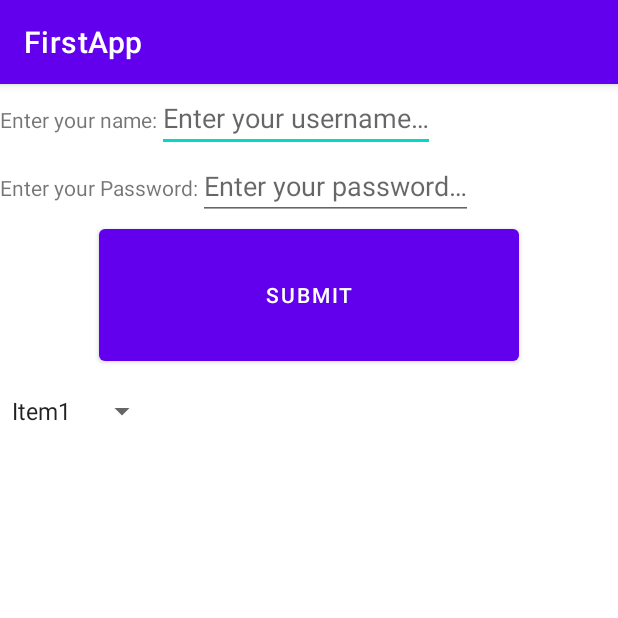
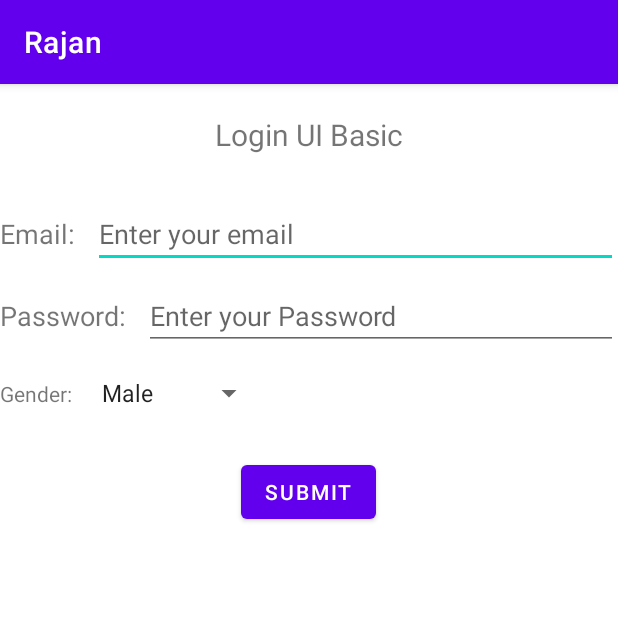
Before and after one commit to Rajan123stha/Android_dev, an Android app: the screen it shows after launch (MainActivity), after a tap on "SUBMIT", on a phone screen of 412 x 824 dp, the top half of it. Run offline under Robolectric (Android 15) with nearby library versions, the phone set to English and light mode, and no system bars.

Commit message:
relative layout

```diff
--- a/app/src/main/java/com/example/firstapp/MainActivity.java
+++ b/app/src/main/java/com/example/firstapp/MainActivity.java
@@ -16,39 +16,31 @@ import androidx.core.view.WindowInsetsCompat;
 
 public class MainActivity extends AppCompatActivity {
 
-    EditText username_editText, password_editText;
+    EditText emailInput, passwordInput;
 
-    Button blue_button;
-    Spinner random_spinner;
+    Button submitBtn;
+    Spinner genderSpinner;
+
     @Override
     protected void onCreate(Bundle savedInstanceState) {
         super.onCreate(savedInstanceState);
         setContentView(R.layout.activity_main);
-        username_editText=findViewById(R.id.username_et);
-        password_editText=findViewById(R.id.pass_et);
-        blue_button=findViewById(R.id.btn_submit);
-        random_spinner.findViewById(R.id.spin);
+        emailInput=findViewById(R.id.email_input);
+        passwordInput=findViewById(R.id.password_input);
+        submitBtn=findViewById(R.id.submit_btn);
+        genderSpinner=findViewById(R.id.gender_spinner);
 
-        blue_button.setOnClickListener(new View.OnClickListener() {
+        submitBtn.setOnClickListener(new View.OnClickListener(){
+
             @Override
             public void onClick(View v) {
-                String typedUsername= String.valueOf(username_editText.getText());
-                String typedPassword= String.valueOf(password_editText.getText());
-                Toast.makeText(MainActivity.this, "Username="+typedUsername, Toast.LENGTH_SHORT).show();
-
-            }
-        });
-        random_spinner.setOnItemSelectedListener(new AdapterView.OnItemSelectedListener() {
-            @Override
-            public void onItemSelected(AdapterView<?> parent, View view, int position, long id) {
-                Toast.makeText(MainActivity.this, "Selected item:" + parent.getSelectedItem(), Toast.LENGTH_SHORT).show();
-            }
-
-            @Override
-            public void onNothingSelected(AdapterView<?> parent) {
-
+                String email_input=String.valueOf(emailInput.getText());
+                String password_input=String.valueOf(passwordInput.getText());
+                Toast.makeText(MainActivity.this, "Email:"+email_input + "/n" + "Password:" + password_input, Toast.LENGTH_SHORT).show();
             }
         });
 
+
+
     }
 }
--- a/app/src/main/res/layout/activity_main.xml
+++ b/app/src/main/res/layout/activity_main.xml
@@ -1,68 +1,97 @@
 <?xml version="1.0" encoding="utf-8"?>
-<LinearLayout xmlns:android="http://schemas.android.com/apk/res/android"
+<RelativeLayout xmlns:android="http://schemas.android.com/apk/res/android"
     xmlns:tools="http://schemas.android.com/tools"
     android:id="@+id/main"
     android:layout_width="match_parent"
     android:layout_height="match_parent"
-    android:orientation="vertical"
     tools:context=".MainActivity">
 
-    <LinearLayout
-
+    <TextView
+        android:id="@+id/title"
         android:layout_width="wrap_content"
         android:layout_height="wrap_content"
-        android:orientation="horizontal">
+        android:textSize="20sp"
+        android:layout_centerHorizontal="true"
+        android:text="@string/login_ui_basic"
+        android:layout_marginTop="20dp"/>
 
     <TextView
+        android:id="@+id/email_label"
         android:layout_width="wrap_content"
         android:layout_height="wrap_content"
-            android:text="@string/enter_your_name"/>
-
+        android:textSize="18sp"
+        android:layout_below="@+id/title"
+        android:text="@string/email"
+        android:layout_alignParentStart="true"
+        android:layout_marginTop="40dp"
+        />
     <EditText
-            android:id="@+id/username_et"
-            android:layout_width="wrap_content"
+        android:id="@+id/email_input"
+        android:layout_width="match_parent"
         android:layout_height="wrap_content"
-            android:autofillHints="Name"
-            android:hint="@string/enter_your_username"
+        android:layout_toEndOf="@+id/email_label"
+        android:layout_alignBaseline="@id/email_label"
+        android:hint="@string/enter_your_email"
+        android:layout_marginTop="8dp"
+        android:layout_marginStart="12dp"
 
         />
 
-</LinearLayout>
-    <LinearLayout
-
+    <TextView
+        android:id="@+id/password_label"
         android:layout_width="wrap_content"
         android:layout_height="wrap_content"
-        android:orientation="horizontal">
+        android:textSize="18sp"
+        android:text="@string/password"
+        android:layout_below="@+id/email_label"
+        android:layout_marginTop="30dp"
+        />
 
+    <EditText
+        android:id="@+id/password_input"
+        android:layout_width="match_parent"
+        android:layout_height="wrap_content"
+        android:hint="@string/enter_your_password"
+        android:layout_toEndOf="@id/password_label"
+        android:layout_alignBaseline="@id/password_label"
+        android:layout_marginStart="12dp"
+        />
     <TextView
+        android:id="@+id/gender_label"
         android:layout_width="wrap_content"
         android:layout_height="wrap_content"
-            android:text="@string/enter_your_password"/>
-
-        <EditText
-            android:id="@+id/pass_et"
+        android:text="@string/gender"
+        android:layout_below="@id/password_label"
+        android:layout_marginTop="30dp"
+        />
+    <Spinner
+        android:id="@+id/gender_spinner"
         android:layout_width="wrap_content"
         android:layout_height="wrap_content"
-            android:hint="@string/your_password"
+        android:entries="@array/genders"
+        android:layout_toEndOf="@id/gender_label"
+        android:layout_alignBaseline="@id/gender_label"
+        android:layout_marginStart="12dp"
 
         />
-
-    </LinearLayout>
-
     <Button
-        android:id="@+id/btn_submit"
-        android:layout_width="280dp"
-        android:layout_height="100dp"
-        android:layout_gravity="center"
-        android:text="@string/submit" />
-
-    <Spinner
-        android:id="@+id/spin"
+        android:id="@+id/submit_btn"
         android:layout_width="wrap_content"
-        android:layout_marginTop="15dp"
-        android:entries="@array/items"
         android:layout_height="wrap_content"
+        android:text="@string/submit"
+        android:layout_below="@id/gender_spinner"
+        android:layout_marginTop="30dp"
+        android:layout_centerHorizontal="true"
         />
 
 
-</LinearLayout>
+
+
+
+
+
+
+
+
+
+</RelativeLayout>
--- a/app/src/main/res/values/strings.xml
+++ b/app/src/main/res/values/strings.xml
@@ -1,15 +1,20 @@
 <resources>
-    <string name="app_name">FirstApp</string>
-    <string name="enter_your_name">Enter your name:</string>
-    <string name="enter_your_username">Enter your username…</string>
-    <string name="enter_your_password">Enter your Password:</string>
-    <string name="your_password">Enter your password…</string>
+    <string name="app_name">Rajan</string>
+    <string name="login_ui_basic">Login UI Basic</string>
+    <string name="email">Email:</string>
+    <string name="enter_your_email">Enter your email</string>
+    <string name="password">Password:</string>
+    <string name="enter_your_password">Enter your Password</string>
+    <string name="gender">Gender:</string>
     <string name="submit">Submit</string>
 
-    <string-array name="items">
-        <item>Item1</item>
-        <item>Item2</item>
-        <item>Item3</item>
+    <string-array name="genders">
+        <item>Male</item>
+        <item>Female</item>
+        <item>Other</item>
+    </string-array>
 
-    </string-array>
+
+
+
 </resources>
```
Lines whose indentation alone changed are shown as unchanged.
